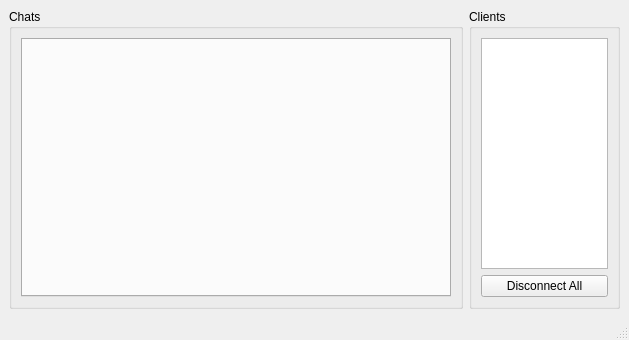
First picture: the form in Server/mainwindow.ui, repository ZeroZeroZerooZeroo/Messenger, before the edit.
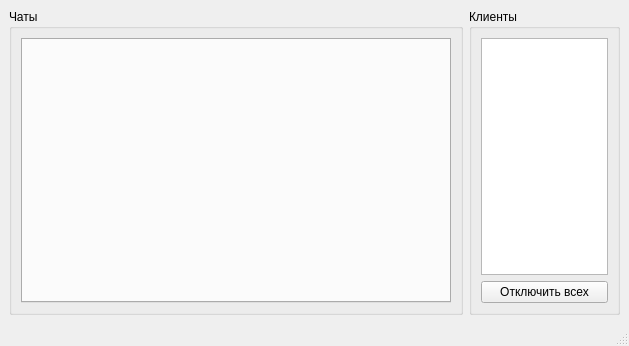
Second picture: the form after the edit.

Diff of the .ui file:
```diff
--- a/Server/mainwindow.ui
+++ b/Server/mainwindow.ui
@@ -7,18 +7,24 @@
     <x>0</x>
     <y>0</y>
     <width>629</width>
-    <height>340</height>
+    <height>346</height>
    </rect>
   </property>
   <property name="windowTitle">
    <string>Server</string>
   </property>
+  <property name="styleSheet">
+   <string notr="true"/>
+  </property>
   <widget class="QWidget" name="centralwidget">
    <layout class="QHBoxLayout" name="horizontalLayout" stretch="3,1">
     <item>
      <widget class="QGroupBox" name="grpChats">
+      <property name="styleSheet">
+       <string notr="true"/>
+      </property>
       <property name="title">
-       <string>Chats</string>
+       <string>Чаты</string>
       </property>
       <layout class="QVBoxLayout" name="verticalLayout_2">
        <item>
@@ -34,7 +40,7 @@
     <item>
      <widget class="QGroupBox" name="grpClients">
       <property name="title">
-       <string>Clients</string>
+       <string>Клиенты</string>
       </property>
       <layout class="QVBoxLayout" name="verticalLayout">
        <item>
@@ -43,7 +49,7 @@
        <item>
         <widget class="QPushButton" name="pushButton">
          <property name="text">
-          <string>Disconnect All</string>
+          <string>Отключить всех</string>
          </property>
         </widget>
        </item>
```
Left out of the diff: 4 changed lines with no effect on the pictures.
